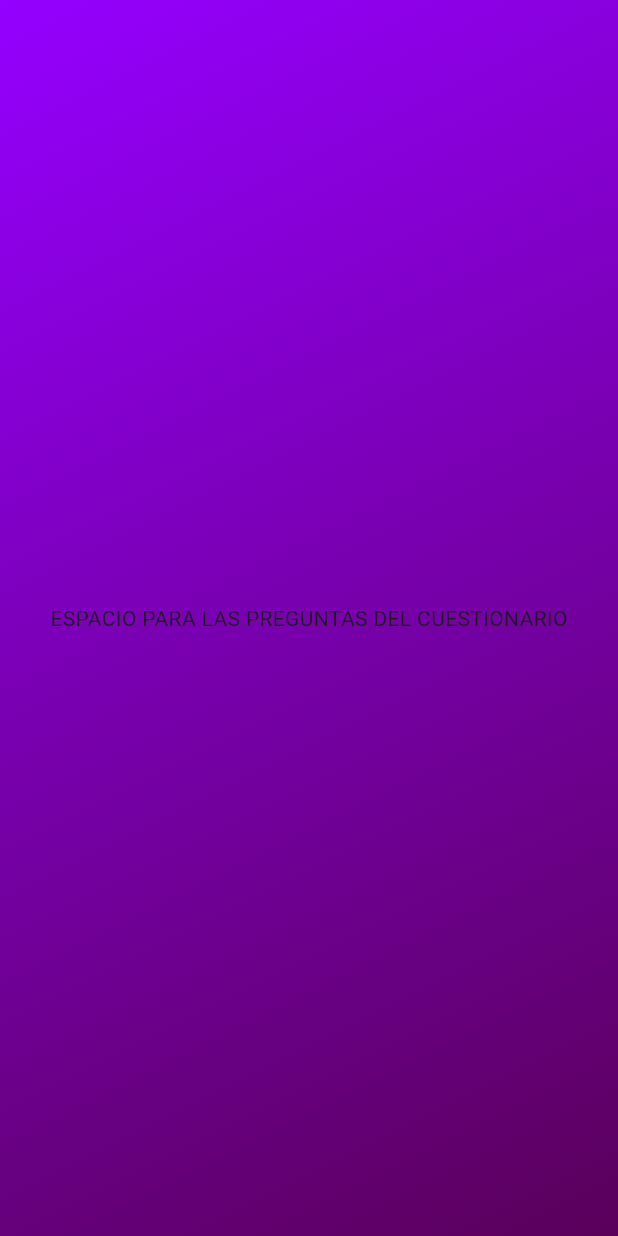
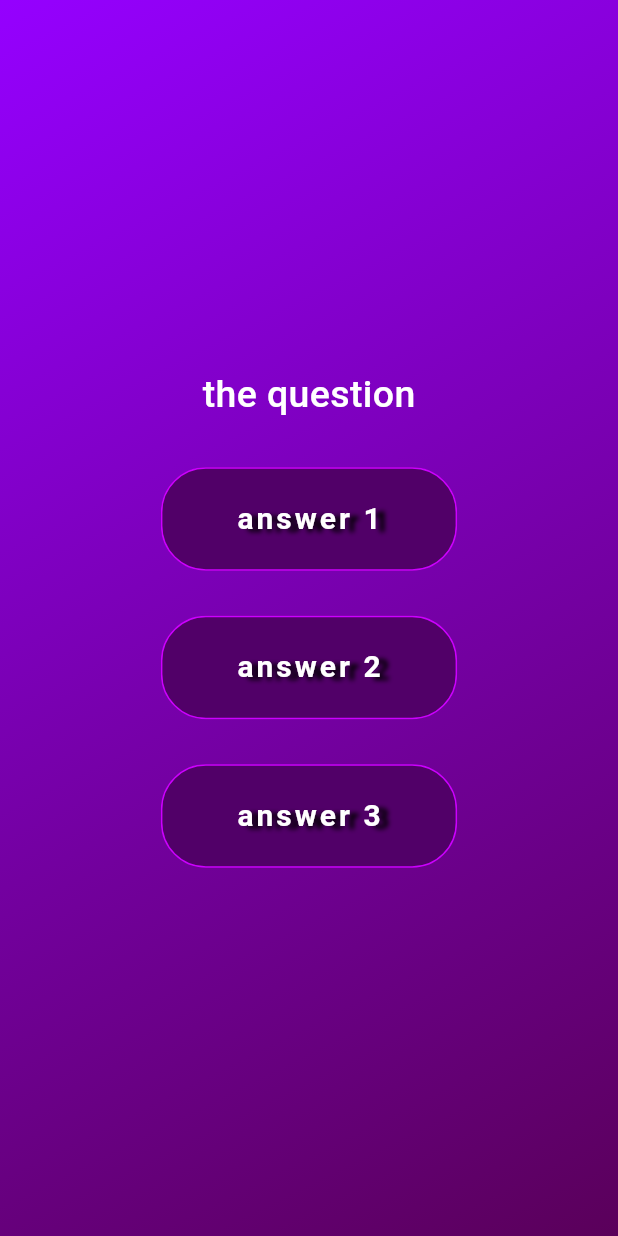
Before and after one commit to Johnatanvq/basic_questionnaire_app, a Flutter app: the screen it shows after launch, after a tap on "EMPEZAR", on a phone screen of 412 x 824 dp. Run offline on Flutter 3.47's test engine with Material 3 defaults, Android fonts, the phone set to English and light mode, and no system bars.

Commit message:
style changes custom button, stays as statefull but not necessary

```diff
--- a/lib/custom_button.dart
+++ b/lib/custom_button.dart
@@ -1,9 +1,14 @@
 import 'package:flutter/material.dart';
 
 class CustomButton extends StatefulWidget {
-  const CustomButton ({super.key, required this.text});
+  const CustomButton ({
+    super.key,
+    required this.text,
+    required this.onTap
+  });
 
   final String text;
+  final void Function() onTap;
 
   @override
   State <CustomButton> createState(){
@@ -15,24 +20,23 @@ class _CustomButtonState extends State<CustomButton> {
   @override
   Widget build(context) {
     return Container(
-      child: OutlinedButton.icon(
+      child: OutlinedButton(
+        onPressed: widget.onTap,
         style: OutlinedButton.styleFrom(
           side: const BorderSide(
-            width: 5,
-            color: Color.fromARGB(255, 225, 0, 255)),
+            width: 1,
+            color: Color.fromARGB(255, 204, 0, 255)),
           foregroundColor: Color.fromARGB(255, 255, 255, 255),
           padding: EdgeInsets.symmetric(
-            vertical: 25,
-            horizontal: 20,
+            vertical: 20,
+            horizontal: 50,
           ),
+          backgroundColor: Color.fromARGB(255, 81, 0, 104),
+          shape: RoundedRectangleBorder(
+            borderRadius: BorderRadius.circular(30),
+          )
         ),
-        onPressed: () {},
-        icon: const Icon(
-          Icons.arrow_right_alt,
-          size: 40,
-          color: Color.fromARGB(255, 255, 255, 255),
-        ),
-        label: Text(
+        child: Text(
           widget.text,
           style: TextStyle(
             fontSize: 20,
--- a/lib/questions_screen.dart
+++ b/lib/questions_screen.dart
@@ -1,3 +1,5 @@
+import 'package:adv_basics/custom_button.dart';
+import 'package:adv_basics/label_text.dart';
 import 'package:flutter/material.dart';
 
 class QuestionsScreen extends StatefulWidget {
@@ -13,9 +15,42 @@ class _QuestionsScreenState extends State<QuestionsScreen> {
 
   @override
   Widget build(context){
-    return Center(
-      child: Text(
-        "ESPACIO PARA LAS PREGUNTAS DEL CUESTIONARIO"
+    return SizedBox(
+      width: double.infinity,
+      child: Column(
+        mainAxisAlignment: MainAxisAlignment.center,
+        children: [
+          // const Text(
+          //   'the question'
+          // ),
+          LabelText(
+            label: 'the question',
+            fontSize: 25,
+            fontColor: Color.fromARGB(255, 255, 255, 255),
+            fontWeight: FontWeight.w500,
+          ),
+          const SizedBox(
+            height: 30,
+          ),
+          CustomButton(
+            text: 'answer 1',
+            onTap: () {},
+          ),
+          const SizedBox(
+            height: 30,
+          ),
+          CustomButton(
+            text: 'answer 2',
+            onTap: () {},
+          ),
+          const SizedBox(
+            height: 30,
+          ),
+          CustomButton(
+            text: 'answer 3',
+            onTap: () {},
+          ),
+        ],
       ),
     );
   }
--- a/lib/welcome_screen.dart
+++ b/lib/welcome_screen.dart
@@ -28,7 +28,6 @@ class WelcomeScreen extends StatelessWidget{
             fontColor: Colors.cyan,
             fontWeight: FontWeight.w500,
           ),
-          // CustomButton(startQuiz, text:'EMPEZAR'),
           OutlinedButton.icon(
             onPressed: startQuiz,
             style: OutlinedButton.styleFrom(
```
